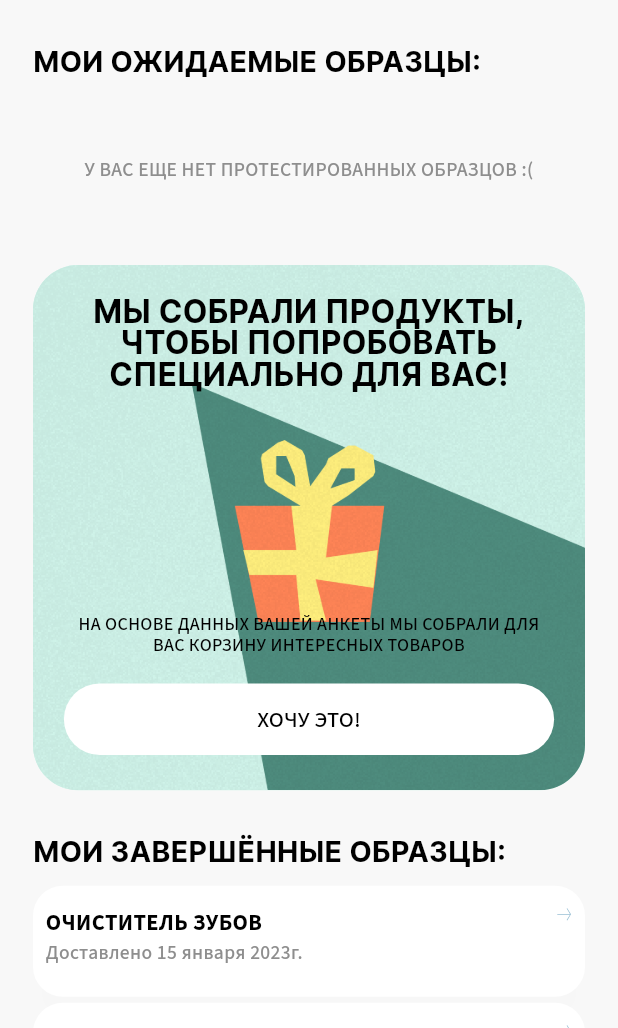
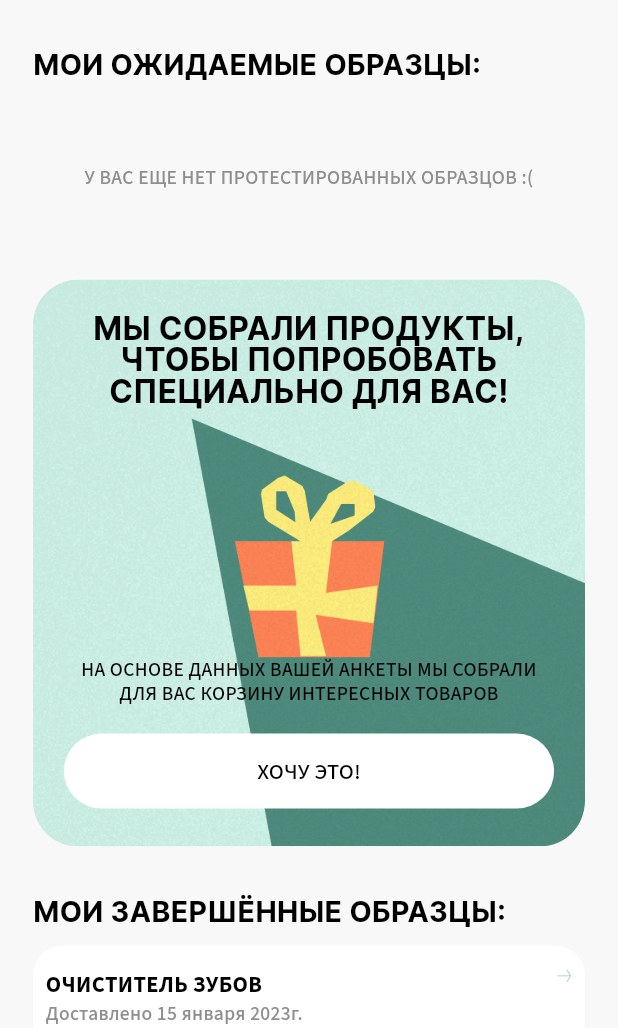
Before and after one commit to luijiwa/Sempl, a Flutter app: the ProfileScreen screen opened by its route, after a tap on "МОИ ОЖИДАЕМЫЕ ОБРАЗЦЫ:", on a phone screen of 412 x 824 dp, the part 208-1236 px from its top. Run offline on Flutter 3.47's test engine with Material 3 defaults, Android fonts, the phone set to English and light mode, and no system bars; drawn by our look-alikes of auto_size_text; our stand-ins replace dropdown_button2, expandable_page_view, flutter_rating_bar, flutter_svg, go_router, image_picker and 4 more.

Commit message:
Поменять измерения на зависимость от ширины экрана

```diff
--- a/lib/src/feature/profile/ui/profile_screen.dart
+++ b/lib/src/feature/profile/ui/profile_screen.dart
@@ -11,6 +11,8 @@ class ProfileScreen extends StatelessWidget {
   @override
   Widget build(BuildContext context) {
     final height = MediaQuery.sizeOf(context).height;
+    final width = MediaQuery.sizeOf(context).width;
+    final defaultPadding = width * 0.0836830508;
     final bottomOffset =
         height * 0.13806 - MediaQuery.of(context).padding.bottom;
 
@@ -22,11 +24,11 @@ class ProfileScreen extends StatelessWidget {
             title: Text('SEMPL!'),
           ),
           const ProfileAvatarRowWidget(),
-          SliverToBoxAdapter(child: SizedBox(height: height * 0.0388)),
+          SliverToBoxAdapter(child: SizedBox(height: defaultPadding)),
           const SecretProductWaitingListWidget(),
-          SliverToBoxAdapter(child: SizedBox(height: height * 0.0388)),
+          SliverToBoxAdapter(child: SizedBox(height: defaultPadding)),
           const RecomendationBannerWidget(),
-          SliverToBoxAdapter(child: SizedBox(height: height * 0.0388)),
+          SliverToBoxAdapter(child: SizedBox(height: defaultPadding)),
           const CompleteExampleListWidget(),
           SliverToBoxAdapter(child: SizedBox(height: bottomOffset)),
           SliverToBoxAdapter(
--- a/lib/src/feature/profile/ui/widgets/complete_example_list_widget.dart
+++ b/lib/src/feature/profile/ui/widgets/complete_example_list_widget.dart
@@ -1,6 +1,8 @@
 import 'package:auto_size_text/auto_size_text.dart';
 import 'package:flutter/material.dart';
 import 'package:flutter_svg/flutter_svg.dart';
+import 'package:go_router/go_router.dart';
+import 'package:my_app/src/core/router/app_routes.dart';
 import 'package:my_app/src/core/theme/theme.dart';
 
 class CompleteExampleListWidget extends StatelessWidget {
@@ -35,10 +37,13 @@ class CompleteExampleListWidget extends StatelessWidget {
               elevation: 10,
               borderRadius: BorderRadius.circular(20),
               color: Colors.white,
+              child: InkWell(
+                borderRadius: BorderRadius.circular(20),
+                onTap: () => context.goNamed(AppRoutes.finishedSempls.name),
                 child: Padding(
                   padding: EdgeInsets.only(
-                  top: height * 0.0177,
-                  bottom: height * 0.0236,
+                    top: width * 0.038175,
+                    bottom: width * 0.0509,
                     left: width * 0.0204,
                     right: width * 0.0204,
                   ),
@@ -64,11 +69,14 @@ class CompleteExampleListWidget extends StatelessWidget {
                       ),
                       const Spacer(),
                       SvgPicture.asset(
+                        'assets/icons/arrow_right.svg',
                         colorFilter: const ColorFilter.mode(
-                          AppThemeColor.blueColor, BlendMode.srcIn),
-                      'assets/icons/arrow_right.svg',
+                          AppThemeColor.blueColor,
+                          BlendMode.srcIn,
+                        ),
                       ),
                     ],
+                  ),
                 ),
               ),
             );
--- a/lib/src/feature/profile/ui/widgets/recomendation_banner_widget.dart
+++ b/lib/src/feature/profile/ui/widgets/recomendation_banner_widget.dart
@@ -15,7 +15,7 @@ class RecomendationBannerWidget extends StatelessWidget {
       padding: const EdgeInsets.symmetric(horizontal: 22),
       sliver: SliverToBoxAdapter(
         child: Container(
-          height: height * 0.425,
+          height: 0.9166313559 * width,
           constraints: const BoxConstraints(minHeight: 335),
           decoration: const BoxDecoration(
             borderRadius: BorderRadius.all(Radius.circular(30.0)),
@@ -29,18 +29,18 @@ class RecomendationBannerWidget extends StatelessWidget {
           ),
           width: double.infinity,
           padding: EdgeInsets.only(
-              top: height * 0.0118,
-              bottom: height * 0.02832,
+              top: width * 0.02545,
+              bottom: width * 0.06108,
               left: width * 0.05,
               right: width * 0.05),
           child: Column(
             crossAxisAlignment: CrossAxisAlignment.center,
             children: [
               Padding(
-                padding: EdgeInsets.only(top: height * 0.013)
+                padding: EdgeInsets.only(top: width * 0.0280381356)
                     .copyWith(left: width * 0.035, right: width * 0.035),
                 child: SizedBox(
-                  height: height * 0.11328,
+                  height: 0.24432 * width,
                   child: AutoSizeText(
                     'МЫ СОБРАЛИ ПРОДУКТЫ,\nЧТОБЫ ПОПРОБОВАТЬ\nСПЕЦИАЛЬНО ДЛЯ ВАС!',
                     textAlign: TextAlign.center,
@@ -51,9 +51,9 @@ class RecomendationBannerWidget extends StatelessWidget {
               ),
               const Spacer(),
               Padding(
-                padding: EdgeInsets.only(bottom: height * 0.01888),
+                padding: EdgeInsets.only(bottom: width * 0.04072),
                 child: SizedBox(
-                  height: height * 0.03776,
+                  height: 0.08144 * width,
                   child: AutoSizeText(
                     'НА ОСНОВЕ ДАННЫХ ВАШЕЙ АНКЕТЫ МЫ СОБРАЛИ ДЛЯ ВАС КОРЗИНУ ИНТЕРЕСНЫХ ТОВАРОВ',
                     textAlign: TextAlign.center,
@@ -69,7 +69,8 @@ class RecomendationBannerWidget extends StatelessWidget {
                 width: double.infinity,
                 child: ElevatedButton(
                   style: ElevatedButton.styleFrom(
-                      padding: EdgeInsets.symmetric(vertical: height * 0.018),
+                      padding:
+                          EdgeInsets.symmetric(vertical: width * 0.0388220339),
                       backgroundColor: Colors.white),
                   onPressed: () {},
                   child: Text('ХОЧУ ЭТО!',
--- a/lib/src/feature/profile/ui/widgets/secret_product_list_waiting_widget.dart
+++ b/lib/src/feature/profile/ui/widgets/secret_product_list_waiting_widget.dart
@@ -82,8 +82,8 @@ class ReviewListWidget extends StatelessWidget {
           child: Container(
             width: double.infinity,
             padding: EdgeInsets.only(
-              top: 0.0118 * height,
-              bottom: 0.02832 * height,
+              top: 0.02545 * width,
+              bottom: 0.06108 * width,
               left: 0.0509 * width,
               right: 0.0509 * width,
             ),
@@ -91,7 +91,7 @@ class ReviewListWidget extends StatelessWidget {
               crossAxisAlignment: CrossAxisAlignment.center,
               children: [
                 Container(
-                  height: height * 0.1652,
+                  height: 0.3563 * width,
                   width: double.maxFinite,
                   decoration: BoxDecoration(
                     borderRadius: BorderRadius.circular(30),
@@ -104,10 +104,10 @@ class ReviewListWidget extends StatelessWidget {
                     ),
                   ),
                 ),
-                SizedBox(height: height * 0.0153),
+                SizedBox(height: 0.0329987288 * width),
                 Padding(
                   padding: EdgeInsets.symmetric(horizontal: width * 0.03)
-                      .copyWith(bottom: height * 0.0039),
+                      .copyWith(bottom: width * 0.0084114407),
                   child: AutoSizeText(
                     'СЕКРЕТНЫЙ ПРОДУКТ ТОЛЬКО ДЛЯ ТЕБЯ',
                     style: Theme.of(context).textTheme.appBodySemiBold,
@@ -149,8 +149,8 @@ class EmptyReviewWidget extends StatelessWidget {
     final height = MediaQuery.sizeOf(context).height;
     return SliverPadding(
       padding: EdgeInsets.only(
-        top: height * 0.0496,
-        bottom: height * 0.0261,
+        top: width * 0.1069762712,
+        bottom: 0.0562919492 * width,
         left: width * 0.065,
         right: width * 0.065,
       ),
```
Lines whose indentation alone changed are shown as unchanged.
